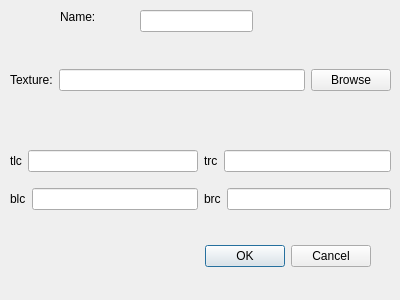
norips/Projet_MBA_ConfigCreator, file dialogmodel.ui: the form before one commit.
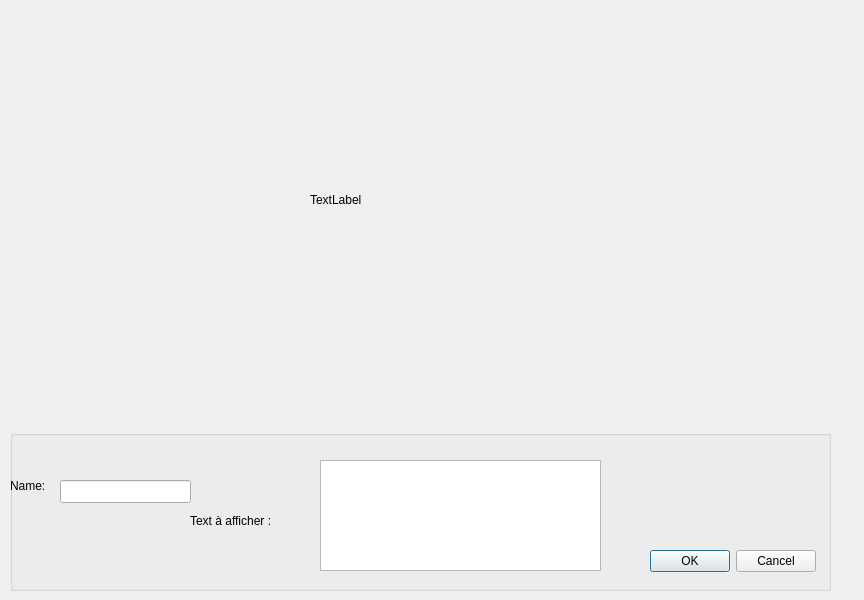
The form after the commit.

Commit message: Ajout de la classe widget. Nouveau format de dialogmodel, affiche bien le canva centré, dimension max 200/200 pour ne pas prenrde toute la place. Reste à recupere les evenements gérer par la classe Widget

Diff of the .ui file:
```diff
--- a/dialogmodel.ui
+++ b/dialogmodel.ui
@@ -9,162 +9,140 @@
    <rect>
     <x>0</x>
     <y>0</y>
-    <width>400</width>
-    <height>300</height>
+    <width>864</width>
+    <height>600</height>
    </rect>
   </property>
   <property name="windowTitle">
    <string>Dialog</string>
   </property>
-  <widget class="QDialogButtonBox" name="buttonBox">
+  <widget class="QGroupBox" name="groupBox">
    <property name="geometry">
     <rect>
-     <x>30</x>
-     <y>240</y>
-     <width>341</width>
-     <height>32</height>
-    </rect>
-   </property>
-   <property name="orientation">
-    <enum>Qt::Horizontal</enum>
-   </property>
-   <property name="standardButtons">
-    <set>QDialogButtonBox::Cancel|QDialogButtonBox::Ok</set>
-   </property>
-  </widget>
-  <widget class="QWidget" name="verticalLayoutWidget">
-   <property name="geometry">
-    <rect>
      <x>10</x>
-     <y>140</y>
-     <width>381</width>
-     <height>81</height>
+     <y>430</y>
+     <width>821</width>
+     <height>161</height>
     </rect>
    </property>
-   <layout class="QVBoxLayout" name="verticalLayout">
-    <item>
-     <layout class="QHBoxLayout" name="horizontalLayout">
-      <item>
-       <layout class="QHBoxLayout" name="hltlc">
-        <item>
-         <widget class="QLabel" name="lbTlc">
-          <property name="text">
-           <string>tlc</string>
-          </property>
-         </widget>
-        </item>
-        <item>
-         <widget class="QLineEdit" name="leTlc"/>
-        </item>
-       </layout>
-      </item>
-      <item>
-       <layout class="QHBoxLayout" name="hlTrc">
-        <item>
-         <widget class="QLabel" name="lbTrc">
-          <property name="text">
-           <string>trc</string>
-          </property>
-         </widget>
-        </item>
-        <item>
-         <widget class="QLineEdit" name="leTrc"/>
-        </item>
-       </layout>
-      </item>
-     </layout>
-    </item>
-    <item>
-     <layout class="QHBoxLayout" name="horizontalLayout_2">
-      <item>
-       <layout class="QHBoxLayout" name="hlBrc">
-        <item>
-         <widget class="QLabel" name="lbBrc">
-          <property name="text">
-           <string>blc</string>
-          </property>
-         </widget>
-        </item>
-        <item>
-         <widget class="QLineEdit" name="leBrc"/>
-        </item>
-       </layout>
-      </item>
-      <item>
-       <layout class="QHBoxLayout" name="hlBlc">
-        <item>
-         <widget class="QLabel" name="lbBlc">
-          <property name="minimumSize">
-           <size>
-            <width>0</width>
-            <height>0</height>
-           </size>
-          </property>
-          <property name="text">
-           <string>brc</string>
-          </property>
-         </widget>
-        </item>
-        <item>
-         <widget class="QLineEdit" name="leBlc"/>
-        </item>
-       </layout>
-      </item>
-     </layout>
-    </item>
-   </layout>
-  </widget>
-  <widget class="QWidget" name="horizontalLayoutWidget_7">
-   <property name="geometry">
-    <rect>
-     <x>10</x>
-     <y>40</y>
-     <width>381</width>
-     <height>80</height>
-    </rect>
+   <property name="mouseTracking">
+    <bool>false</bool>
    </property>
-   <layout class="QHBoxLayout" name="horizontalLayout_3">
-    <item>
-     <widget class="QLabel" name="lbTexture">
-      <property name="text">
-       <string>Texture:</string>
-      </property>
-     </widget>
-    </item>
-    <item>
-     <widget class="QLineEdit" name="lePath"/>
-    </item>
-    <item>
-     <widget class="QPushButton" name="pbPath">
-      <property name="text">
-       <string>Browse</string>
-      </property>
-     </widget>
-    </item>
-   </layout>
-  </widget>
-  <widget class="QLineEdit" name="leName">
-   <property name="geometry">
-    <rect>
-     <x>140</x>
-     <y>10</y>
-     <width>113</width>
-     <height>22</height>
-    </rect>
+   <property name="title">
+    <string/>
    </property>
+   <widget class="QLineEdit" name="leName">
+    <property name="enabled">
+     <bool>true</bool>
+    </property>
+    <property name="geometry">
+     <rect>
+      <x>50</x>
+      <y>50</y>
+      <width>131</width>
+      <height>23</height>
+     </rect>
+    </property>
+   </widget>
+   <widget class="QLabel" name="lbName">
+    <property name="geometry">
+     <rect>
+      <x>0</x>
+      <y>20</y>
+      <width>51</width>
+      <height>71</height>
+     </rect>
+    </property>
+    <property name="text">
+     <string>Name:</string>
+    </property>
+   </widget>
+   <widget class="QDialogButtonBox" name="buttonBox">
+    <property name="geometry">
+     <rect>
+      <x>640</x>
+      <y>120</y>
+      <width>166</width>
+      <height>23</height>
+     </rect>
+    </property>
+    <property name="orientation">
+     <enum>Qt::Horizontal</enum>
+    </property>
+    <property name="standardButtons">
+     <set>QDialogButtonBox::Cancel|QDialogButtonBox::Ok</set>
+    </property>
+   </widget>
+   <widget class="QTextEdit" name="teText">
+    <property name="geometry">
+     <rect>
+      <x>310</x>
+      <y>30</y>
+      <width>281</width>
+      <height>111</height>
+     </rect>
+    </property>
+   </widget>
+   <widget class="QLabel" name="lbText">
+    <property name="geometry">
+     <rect>
+      <x>180</x>
+      <y>70</y>
+      <width>121</width>
+      <height>41</height>
+     </rect>
+    </property>
+    <property name="text">
+     <string>Text à afficher :</string>
+    </property>
+   </widget>
   </widget>
-  <widget class="QLabel" name="label_2">
+  <widget class="QWidget" name="zoneSelection" native="true">
    <property name="geometry">
     <rect>
-     <x>60</x>
+     <x>20</x>
      <y>10</y>
-     <width>59</width>
-     <height>14</height>
+     <width>821</width>
+     <height>421</height>
     </rect>
    </property>
-   <property name="text">
-    <string>Name:</string>
+   <property name="cursor">
+    <cursorShape>CrossCursor</cursorShape>
    </property>
+   <property name="mouseTracking">
+    <bool>true</bool>
+   </property>
+   <widget class="QLabel" name="lbpixmap">
+    <property name="geometry">
+     <rect>
+      <x>290</x>
+      <y>90</y>
+      <width>200</width>
+      <height>200</height>
+     </rect>
+    </property>
+    <property name="minimumSize">
+     <size>
+      <width>200</width>
+      <height>200</height>
+     </size>
+    </property>
+    <property name="maximumSize">
+     <size>
+      <width>200</width>
+      <height>200</height>
+     </size>
+    </property>
+    <property name="mouseTracking">
+     <bool>true</bool>
+    </property>
+    <property name="lineWidth">
+     <number>0</number>
+    </property>
+    <property name="text">
+     <string>TextLabel</string>
+    </property>
+   </widget>
   </widget>
  </widget>
  <resources/>
```
Left out of the diff: 5 changed lines with no effect on the pictures. The commit also changes 9 other files.
